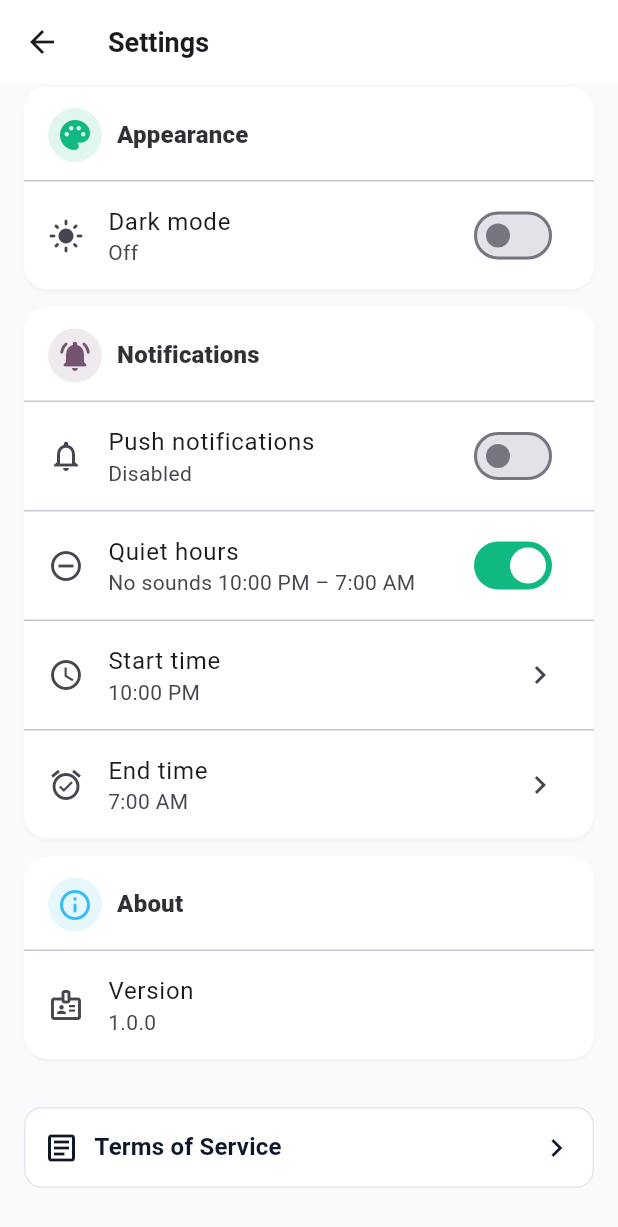
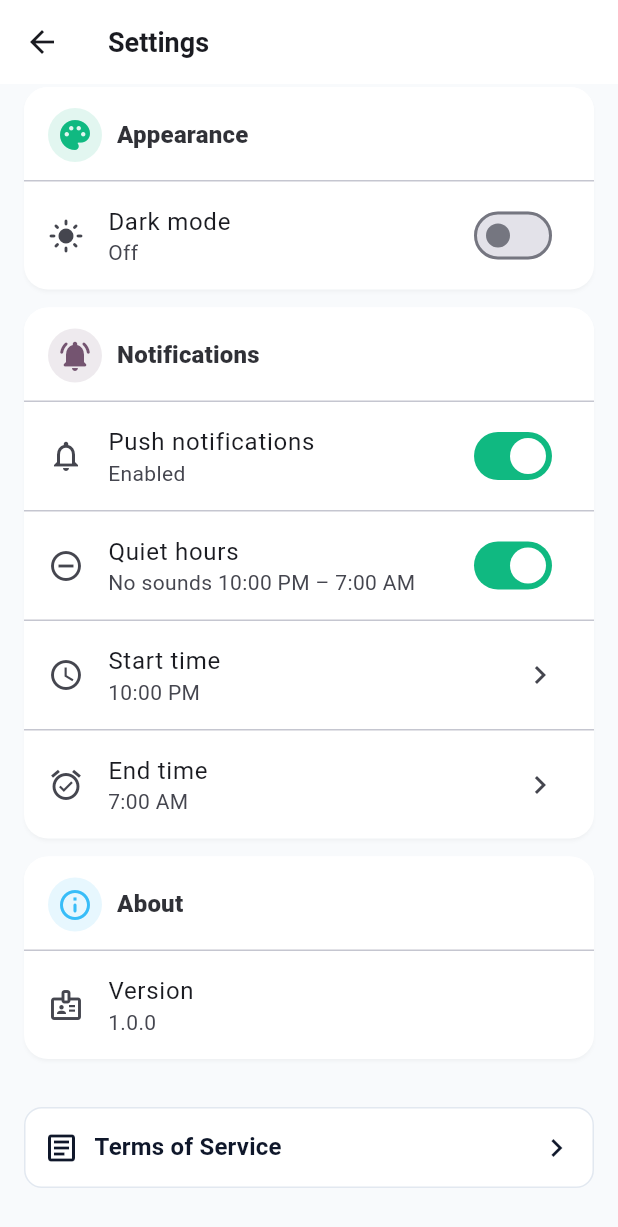
Before and after one commit to Younas548/users_panel, a Flutter app: the SettingsScreen screen opened by its route, scrolled down 100 dp, after a tap on "Push notifications", on a phone screen of 412 x 824 dp. Shown: the top 1227 px of the screen. Run offline on Flutter 3.47's test engine with Material 3 defaults, Android fonts, the phone set to English and light mode, and no system bars; our stand-ins replace geolocator, image_picker, lottie, permission_handler, share_plus, shared_preferences; missing offline and left inert: flutter_phone_direct_caller; accounts and stored records are empty.

Commit message:
new file changes

```diff
--- a/lib/app/app.dart
+++ b/lib/app/app.dart
@@ -5,6 +5,7 @@ import '../core/theme/theme_dark.dart';
 import '../core/theme/theme_light.dart';
 
 import '../presentation/state/app_state.dart';
+import '../presentation/state/notification_state.dart';
 import '../presentation/state/permission_state.dart';
 import '../presentation/state/ride_state.dart';
 
@@ -23,6 +24,7 @@ class ZoomigooApp extends StatelessWidget {
         ChangeNotifierProvider(create: (_) => AppState()),
         ChangeNotifierProvider(create: (_) => PermissionState()),
         ChangeNotifierProvider(create: (_) => RideState()),
+       ChangeNotifierProvider(create: (_) => NotificationState()..load()),
       ],
       child: Consumer<AppState>(
         builder: (context, app, _) {
--- a/lib/presentation/screens/rides/confirm_pickup/confirm_pickup_screen.dart
+++ b/lib/presentation/screens/rides/confirm_pickup/confirm_pickup_screen.dart
@@ -36,7 +36,7 @@ class _ConfirmPickupScreenState extends State<ConfirmPickupScreen> {
 
     final theme = Theme.of(context);
     final cs = theme.colorScheme;
-    final tt = theme.textTheme;
+    //final tt = theme.textTheme;
 
     return Scaffold(
       appBar: AppBar(title: const Text('Confirm pickup')),
--- a/lib/presentation/screens/rides/ride_options/ride_options_screen.dart
+++ b/lib/presentation/screens/rides/ride_options/ride_options_screen.dart
@@ -131,7 +131,7 @@ class _RideOptionsScreenState extends State<RideOptionsScreen>
     final rc = ride.ridesCompleted;
     final selectedSubtotal = (selected.base + 120).toDouble();
     final selHasPromo = AppFlags.welcomePromoPreview && PromoPreview.eligible(rc);
-    final selectedDiscount = selHasPromo ? PromoPreview.discount(selectedSubtotal, rc) : 0.0;
+   // final selectedDiscount = selHasPromo ? PromoPreview.discount(selectedSubtotal, rc) : 0.0;
     final selectedTotal    = selHasPromo ? PromoPreview.total(selectedSubtotal, rc)    : selectedSubtotal;
 
     return Scaffold(
@@ -208,7 +208,7 @@ class _RideOptionsScreenState extends State<RideOptionsScreen>
                 // Per-card subtotal/discount/total
                 final subtotal = (opt.base + 120).toDouble();
                 final hasPromo = AppFlags.welcomePromoPreview && PromoPreview.eligible(rc);
-                final discount = hasPromo ? PromoPreview.discount(subtotal, rc) : 0.0;
+               // final discount = hasPromo ? PromoPreview.discount(subtotal, rc) : 0.0;
                 final total    = hasPromo ? PromoPreview.total(subtotal, rc)    : subtotal;
 
                 return InkWell(
--- a/lib/presentation/screens/settings/settings_screen.dart
+++ b/lib/presentation/screens/settings/settings_screen.dart
@@ -1,7 +1,10 @@
 import 'package:flutter/material.dart';
 import 'package:flutter/services.dart';
+import 'package:permission_handler/permission_handler.dart'; // for openAppSettings()
 import 'package:provider/provider.dart';
+
 import '../../state/app_state.dart';
+import '../../state/notification_state.dart';
 
 class SettingsScreen extends StatefulWidget {
   const SettingsScreen({super.key});
@@ -10,9 +13,7 @@ class SettingsScreen extends StatefulWidget {
 }
 
 class _SettingsScreenState extends State<SettingsScreen> {
-  bool push = true;
-
-  // Quiet hours state
+  // Quiet hours state (local UI only)
   bool quietEnabled = true;
   TimeOfDay quietFrom = const TimeOfDay(hour: 22, minute: 0); // 10:00 PM
   TimeOfDay quietTo   = const TimeOfDay(hour: 7,  minute: 0); // 07:00 AM
@@ -22,10 +23,7 @@ class _SettingsScreenState extends State<SettingsScreen> {
     HapticFeedback.selectionClick();
   }
 
-  // Pick a time and update
-  Future<void> _pickQuietTime({
-    required bool isStart,
-  }) async {
+  Future<void> _pickQuietTime({required bool isStart}) async {
     final theme = Theme.of(context);
     final initial = isStart ? quietFrom : quietTo;
 
@@ -33,7 +31,6 @@ class _SettingsScreenState extends State<SettingsScreen> {
       context: context,
       initialTime: initial,
       builder: (ctx, child) {
-        // Theme-aware dialog (optional polish)
         return Theme(
           data: theme.copyWith(
             timePickerTheme: TimePickerThemeData(
@@ -60,18 +57,6 @@ class _SettingsScreenState extends State<SettingsScreen> {
   String _fmt(TimeOfDay t) {
     final localizations = MaterialLocalizations.of(context);
     return localizations.formatTimeOfDay(t, alwaysUse24HourFormat: false);
-  }
-
-  String zColors(Color c) {
-    if (c.value == const Color(0xFF2563EB).value) return 'Ocean Blue';
-    if (c.value == const Color(0xFF22C55E).value) return 'Green';
-    if (c.value == const Color(0xFFF59E0B).value) return 'Amber';
-    if (c.value == const Color(0xFFE11D48).value) return 'Rose';
-    if (c.value == const Color(0xFF8B5CF6).value) return 'Purple';
-    if (c.value == const Color(0xFF06B6D4).value) return 'Cyan';
-    if (c.value == const Color(0xFFDC2626).value) return 'Red';
-    if (c.value == const Color(0xFF0891B2).value) return 'Teal';
-    return '#${c.value.toRadixString(16).padLeft(8, '0').toUpperCase()}';
   }
 
   void _showTerms() {
@@ -111,18 +96,22 @@ class _SettingsScreenState extends State<SettingsScreen> {
 
   @override
   Widget build(BuildContext context) {
-    final app = context.watch<AppState>();
+    final app   = context.watch<AppState>();
+    final notif = context.watch<NotificationState>(); // ✅ persisted + OS-sync
     final theme = Theme.of(context);
-    final cs = theme.colorScheme;
+    final cs    = theme.colorScheme;
     final isDark = app.isDark;
+
+    // Quiet-hours controls ko parent toggle ke hisaab se disable dikhao
+    final quietControlsEnabled = notif.enabled && quietEnabled;
 
     return Scaffold(
       appBar: AppBar(
         title: const Text('Settings'),
-        backgroundColor: cs.surface,            // visible surface
-        foregroundColor: cs.onSurface,          // clear contrast
-        elevation: 1,                           // subtle separation
-        surfaceTintColor: Colors.transparent,   // avoid extra tint on M3
+        backgroundColor: cs.surface,
+        foregroundColor: cs.onSurface,
+        elevation: 1,
+        surfaceTintColor: Colors.transparent,
         scrolledUnderElevation: 0,
       ),
       body: ListView(
@@ -135,7 +124,7 @@ class _SettingsScreenState extends State<SettingsScreen> {
           ),
           const SizedBox(height: 12),
 
-          // Appearance (color picker removed, only dark mode)
+          // Appearance
           _SectionCard(
             title: 'Appearance',
             icon: Icons.palette_rounded,
@@ -155,30 +144,52 @@ class _SettingsScreenState extends State<SettingsScreen> {
 
           const SizedBox(height: 12),
 
-          // Notifications + Quiet Hours (now working)
+          // Notifications (persisted + OS permission aware)
           _SectionCard(
             title: 'Notifications',
             icon: Icons.notifications_active_rounded,
             accent: cs.tertiary,
             child: Column(
               children: [
+                // MASTER TOGGLE
                 SwitchListTile.adaptive(
-                  value: push,
-                  onChanged: (v) {
-                    setState(() => push = v);
+                  value: notif.enabled,
+                  onChanged: (v) async {
+                    await context.read<NotificationState>().setEnabled(v);
                     HapticFeedback.selectionClick();
+
+                    // User tried to enable but OS still blocked → guide to Settings
+                    if (v && !context.read<NotificationState>().enabled && context.mounted) {
+                      await showModalBottomSheet(
+                        context: context,
+                        shape: const RoundedRectangleBorder(
+                          borderRadius: BorderRadius.vertical(top: Radius.circular(16)),
+                        ),
+                        builder: (_) => const _NotifFixSheet(),
+                      );
+
+                      // Wapas aake OS se sync
+                      if (context.mounted) {
+                        await context.read<NotificationState>().refreshFromOS();
+                      }
+                    }
                   },
                   title: const Text('Push notifications'),
-                  subtitle: Text(push ? 'Enabled' : 'Disabled'),
+                  subtitle: Text(notif.enabled ? 'Enabled' : 'Disabled'),
                   secondary: const Icon(Icons.notifications_outlined),
                 ),
+
                 const Divider(height: 1),
+
+                // Quiet hours (local demo) — disabled if notifications off
                 SwitchListTile.adaptive(
                   value: quietEnabled,
-                  onChanged: (v) {
-                    setState(() => quietEnabled = v);
-                    HapticFeedback.selectionClick();
-                  },
+                  onChanged: notif.enabled
+                      ? (v) {
+                          setState(() => quietEnabled = v);
+                          HapticFeedback.selectionClick();
+                        }
+                      : null,
                   title: const Text('Quiet hours'),
                   subtitle: Text(
                     quietEnabled
@@ -187,23 +198,29 @@ class _SettingsScreenState extends State<SettingsScreen> {
                   ),
                   secondary: const Icon(Icons.do_not_disturb_on_outlined),
                 ),
+
                 if (quietEnabled) const Divider(height: 1),
+
                 if (quietEnabled)
                   ListTile(
+                    enabled: quietControlsEnabled,
                     leading: const Icon(Icons.schedule_outlined),
                     title: const Text('Start time'),
                     subtitle: Text(_fmt(quietFrom)),
                     trailing: const Icon(Icons.chevron_right),
-                    onTap: () => _pickQuietTime(isStart: true),
+                    onTap: quietControlsEnabled ? () => _pickQuietTime(isStart: true) : null,
                   ),
+
                 if (quietEnabled) const Divider(height: 1),
+
                 if (quietEnabled)
                   ListTile(
+                    enabled: quietControlsEnabled,
                     leading: const Icon(Icons.alarm_on_outlined),
                     title: const Text('End time'),
                     subtitle: Text(_fmt(quietTo)),
                     trailing: const Icon(Icons.chevron_right),
-                    onTap: () => _pickQuietTime(isStart: false),
+                    onTap: quietControlsEnabled ? () => _pickQuietTime(isStart: false) : null,
                   ),
               ],
             ),
@@ -216,8 +233,8 @@ class _SettingsScreenState extends State<SettingsScreen> {
             title: 'About',
             icon: Icons.info_outline_rounded,
             accent: cs.secondary,
-            child: Column(
-              children: const [
+            child: const Column(
+              children: [
                 ListTile(
                   leading: Icon(Icons.badge_outlined),
                   title: Text('Version'),
@@ -229,7 +246,7 @@ class _SettingsScreenState extends State<SettingsScreen> {
 
           const SizedBox(height: 24),
 
-          // Footer: Terms of Service at bottom
+          // Terms of Service
           Padding(
             padding: const EdgeInsets.symmetric(horizontal: 16, vertical: 8),
             child: InkWell(
@@ -317,6 +334,7 @@ class _Header extends StatelessWidget {
             onSelectionChanged: (s) => onToggle(s.first),
             style: ButtonStyle(
               visualDensity: VisualDensity.compact,
+
               padding: WidgetStateProperty.all(const EdgeInsets.symmetric(horizontal: 8)),
               backgroundColor: WidgetStateProperty.resolveWith(
                 (states) => states.contains(WidgetState.selected)
@@ -389,3 +407,47 @@ class _SectionCard extends StatelessWidget {
     );
   }
 }
+
+// ---------- Bottom sheet to guide user to OS settings ----------
+class _NotifFixSheet extends StatelessWidget {
+  const _NotifFixSheet();
+
+  @override
+  Widget build(BuildContext context) {
+    return Padding(
+      padding: const EdgeInsets.fromLTRB(16, 12, 16, 20),
+      child: Column(
+        mainAxisSize: MainAxisSize.min,
+        crossAxisAlignment: CrossAxisAlignment.start,
+        children: [
+          const Text('Turn on notifications',
+              style: TextStyle(fontSize: 18, fontWeight: FontWeight.w800)),
+          const SizedBox(height: 6),
+          const Text('Allow notifications from system settings to get ride updates and driver status.'),
+          const SizedBox(height: 12),
+          Row(
+            children: [
+              Expanded(
+                child: OutlinedButton(
+                  onPressed: () => Navigator.pop(context),
+                  child: const Text('Not now'),
+                ),
+              ),
+              const SizedBox(width: 10),
+              Expanded(
+                child: ElevatedButton.icon(
+                  icon: const Icon(Icons.settings),
+                  label: const Text('Open Settings'),
+                  onPressed: () async {
+                    Navigator.pop(context);
+                    await openAppSettings(); // permission_handler
+                  },
+                ),
+              ),
+            ],
+          ),
+        ],
+      ),
+    );
+  }
+}
--- /dev/null
+++ b/lib/presentation/state/notification_state.dart
@@ -0,0 +1,80 @@
+import 'package:flutter/foundation.dart';
+import 'package:shared_preferences/shared_preferences.dart';
+import 'package:permission_handler/permission_handler.dart';
+
+class NotificationState extends ChangeNotifier {
+  static const _kKeyEnabled = 'notif_enabled';
+
+  bool _enabled = false;
+  bool get enabled => _enabled;
+
+  /// App start par call karo (e.g., provider create: () => NotificationState()..load())
+  Future<void> load() async {
+    final sp = await SharedPreferences.getInstance();
+    _enabled = sp.getBool(_kKeyEnabled) ?? false;
+
+    // OS permission se sync: agar OS ne band ki hui hai to hum bhi OFF kar den
+    await _syncWithOS();
+    notifyListeners();
+  }
+
+  /// UI toggle
+  Future<void> setEnabled(bool value) async {
+    // No-op if same state
+    if (value == _enabled) return;
+
+    if (value) {
+      // Android 13+ / iOS par runtime permission
+      final status = await Permission.notification.request();
+
+      if (status.isGranted || status.isLimited) {
+        _enabled = true;
+
+        // TODO: yahan FCM topic subscribe karein (e.g., ride-updates)
+        // await FirebaseMessaging.instance.subscribeToTopic('ride-updates');
+
+      } else {
+        // Permission na mile to OFF rakho
+        _enabled = false;
+
+        // Agar user ne "Don't ask again" / permanently denied kiya
+        if (status.isPermanentlyDenied) {
+          // (optional) Directly app settings khol do
+          await openAppSettings();
+        }
+      }
+    } else {
+      // User toggle se band kar raha hai
+      _enabled = false;
+
+      // TODO: unsubscribe from topics if needed
+      // await FirebaseMessaging.instance.unsubscribeFromTopic('ride-updates');
+    }
+
+    final sp = await SharedPreferences.getInstance();
+    await sp.setBool(_kKeyEnabled, _enabled);
+    notifyListeners();
+  }
+
+  /// Public helper: jab app RESUMED aaye to isse call karke OS ke saath state sync kar sakte ho.
+  Future<void> refreshFromOS() async {
+    final changed = await _syncWithOS();
+    if (changed) {
+      final sp = await SharedPreferences.getInstance();
+      await sp.setBool(_kKeyEnabled, _enabled);
+      notifyListeners();
+    }
+  }
+
+  /// Returns true if local state changed after syncing with OS permission.
+  Future<bool> _syncWithOS() async {
+    if (_enabled) {
+      final status = await Permission.notification.status;
+      if (!status.isGranted && !status.isLimited) {
+        _enabled = false; // OS ne band ki — hum bhi OFF
+        return true;
+      }
+    }
+    return false;
+  }
+}
--- a/pubspec.yaml
+++ b/pubspec.yaml
@@ -22,6 +22,7 @@ dependencies:
   http: ^1.2.2
   webview_flutter: ^4.7.0
   intl: ^0.19.0
+  shared_preferences: ^2.2.3
 
 
 dev_dependencies:
```
Also changed, not shown: pubspec.lock, 1 other file.
